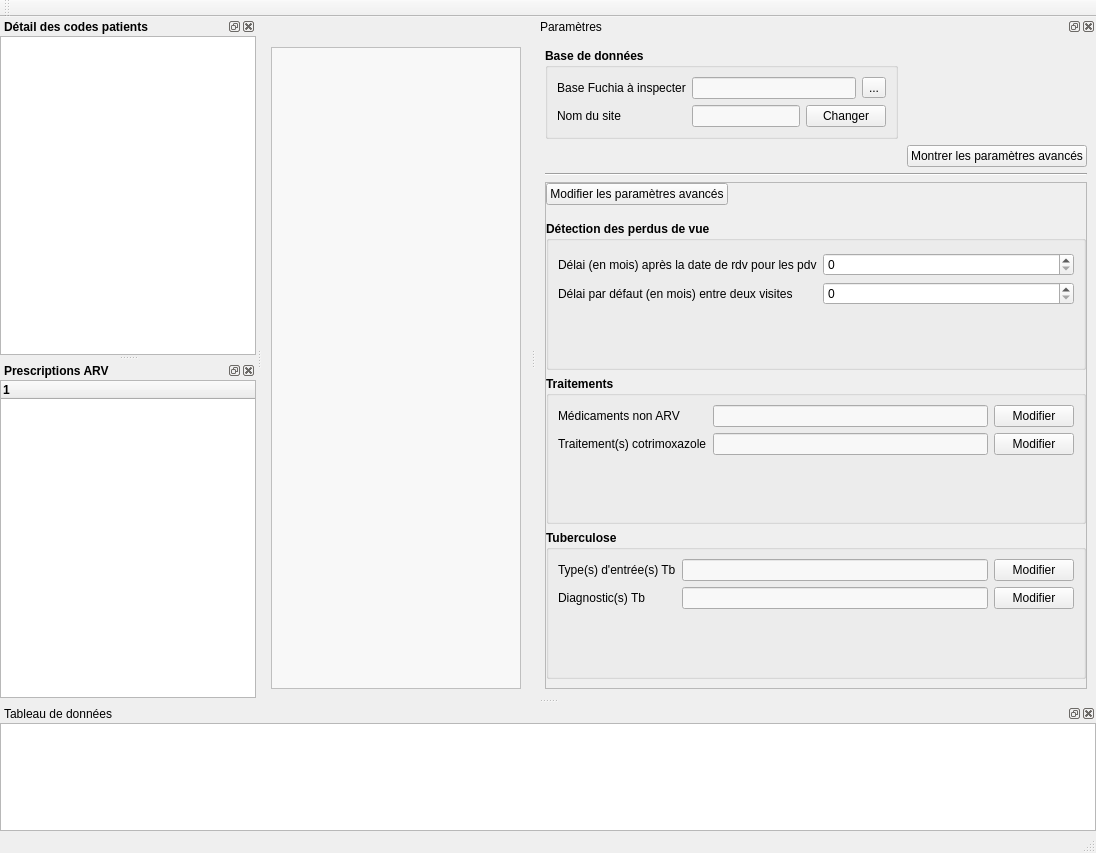
Solthis/Fugen-2.0, file gui/ui/mainwindow.ui: the form before one commit.
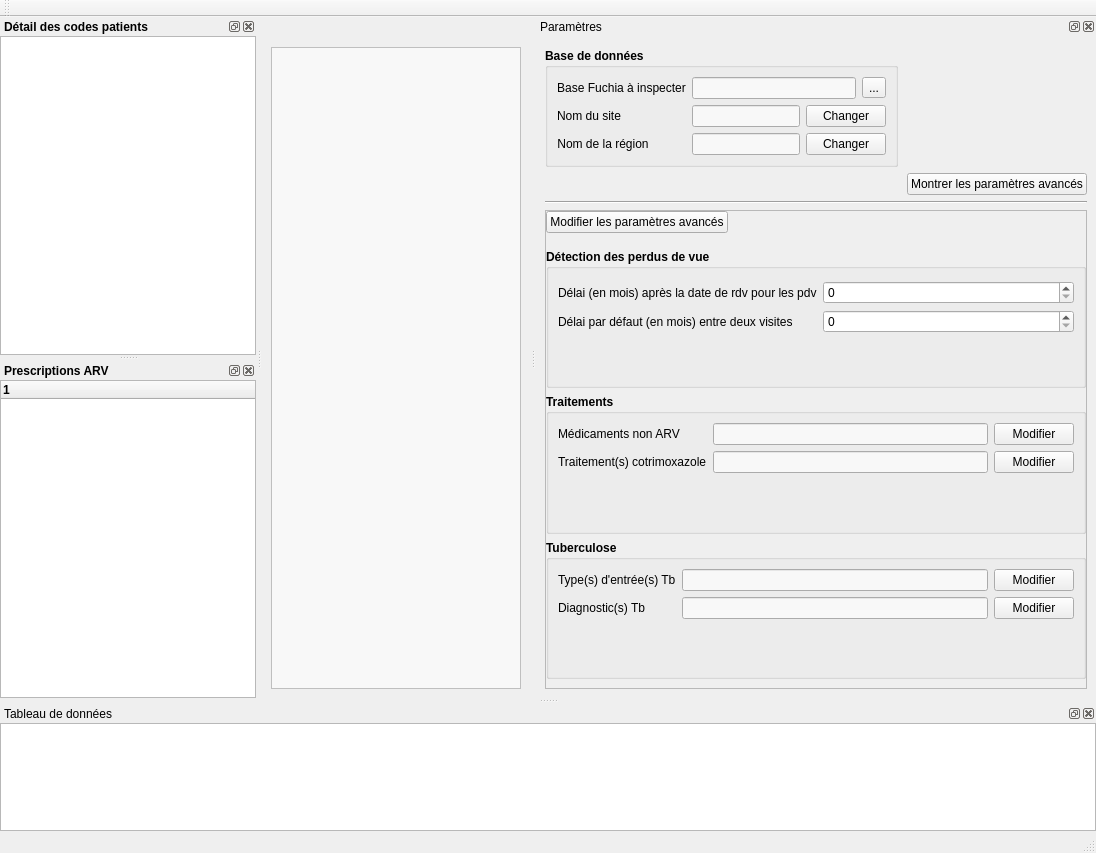
The form after the commit.

Commit message: Add region name param

```diff
--- a/gui/ui/mainwindow.ui
+++ b/gui/ui/mainwindow.ui
@@ -502,6 +502,146 @@
           </item>
          </layout>
         </item>
+        <item row="2" column="0">
+         <widget class="QLabel" name="label_9">
+          <property name="font">
+           <font>
+            <weight>50</weight>
+            <bold>false</bold>
+           </font>
+          </property>
+          <property name="styleSheet">
+           <string notr="true"/>
+          </property>
+          <property name="text">
+           <string>Nom de la région</string>
+          </property>
+          <property name="alignment">
+           <set>Qt::AlignCenter</set>
+          </property>
+         </widget>
+        </item>
+        <item row="2" column="1">
+         <layout class="QHBoxLayout" name="horizontalLayout_9">
+          <item>
+           <widget class="QLineEdit" name="region_nameedit">
+            <property name="palette">
+             <palette>
+              <active>
+               <colorrole role="WindowText">
+                <brush brushstyle="SolidPattern">
+                 <color alpha="255">
+                  <red>139</red>
+                  <green>139</green>
+                  <blue>139</blue>
+                 </color>
+                </brush>
+               </colorrole>
+               <colorrole role="Text">
+                <brush brushstyle="SolidPattern">
+                 <color alpha="255">
+                  <red>97</red>
+                  <green>97</green>
+                  <blue>97</blue>
+                 </color>
+                </brush>
+               </colorrole>
+               <colorrole role="Base">
+                <brush brushstyle="SolidPattern">
+                 <color alpha="255">
+                  <red>248</red>
+                  <green>248</green>
+                  <blue>248</blue>
+                 </color>
+                </brush>
+               </colorrole>
+              </active>
+              <inactive>
+               <colorrole role="WindowText">
+                <brush brushstyle="SolidPattern">
+                 <color alpha="255">
+                  <red>139</red>
+                  <green>139</green>
+                  <blue>139</blue>
+                 </color>
+                </brush>
+               </colorrole>
+               <colorrole role="Text">
+                <brush brushstyle="SolidPattern">
+                 <color alpha="255">
+                  <red>97</red>
+                  <green>97</green>
+                  <blue>97</blue>
+                 </color>
+                </brush>
+               </colorrole>
+               <colorrole role="Base">
+                <brush brushstyle="SolidPattern">
+                 <color alpha="255">
+                  <red>248</red>
+                  <green>248</green>
+                  <blue>248</blue>
+                 </color>
+                </brush>
+               </colorrole>
+              </inactive>
+              <disabled>
+               <colorrole role="WindowText">
+                <brush brushstyle="SolidPattern">
+                 <color alpha="255">
+                  <red>120</red>
+                  <green>120</green>
+                  <blue>120</blue>
+                 </color>
+                </brush>
+               </colorrole>
+               <colorrole role="Text">
+                <brush brushstyle="SolidPattern">
+                 <color alpha="255">
+                  <red>120</red>
+                  <green>120</green>
+                  <blue>120</blue>
+                 </color>
+                </brush>
+               </colorrole>
+               <colorrole role="Base">
+                <brush brushstyle="SolidPattern">
+                 <color alpha="255">
+                  <red>240</red>
+                  <green>240</green>
+                  <blue>240</blue>
+                 </color>
+                </brush>
+               </colorrole>
+              </disabled>
+             </palette>
+            </property>
+            <property name="font">
+             <font>
+              <weight>50</weight>
+              <bold>false</bold>
+             </font>
+            </property>
+            <property name="readOnly">
+             <bool>true</bool>
+            </property>
+           </widget>
+          </item>
+          <item>
+           <widget class="QPushButton" name="change_region_button">
+            <property name="font">
+             <font>
+              <weight>50</weight>
+              <bold>false</bold>
+             </font>
+            </property>
+            <property name="text">
+             <string>Changer</string>
+            </property>
+           </widget>
+          </item>
+         </layout>
+        </item>
        </layout>
       </widget>
      </item>
```
Left out of the diff: 2 changed lines with no effect on the pictures. The commit also changes 4 other files.
